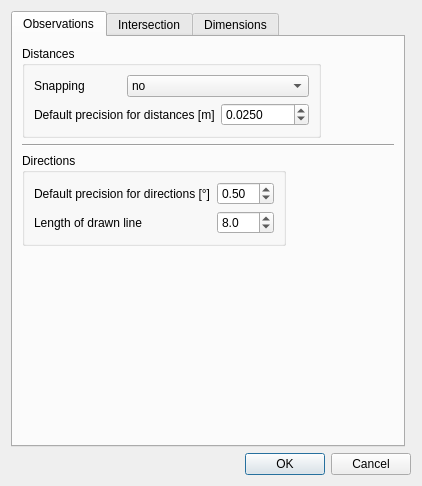
Old version of the form ui/ui_settings.ui in the repository 3nids/intersectit.
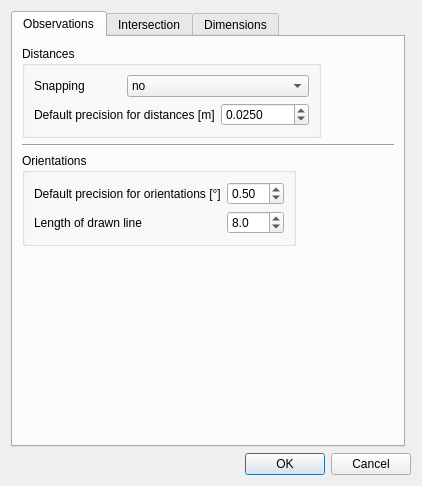
New version of the form. The open tabs and pages were chosen to show the change.

Commit message: rename direction to orientation

Diff of the .ui file:
```diff
--- a/ui/ui_settings.ui
+++ b/ui/ui_settings.ui
@@ -95,7 +95,7 @@
        <item row="2" column="0">
         <widget class="QGroupBox" name="groupBox_3">
          <property name="title">
-          <string>Directions</string>
+          <string>Orientations</string>
          </property>
          <layout class="QGridLayout" name="gridLayout_8">
           <item row="0" column="0">
@@ -104,7 +104,7 @@
              <bool>true</bool>
             </property>
             <property name="text">
-             <string>Default precision for directions [°]</string>
+             <string>Default precision for orientations [°]</string>
             </property>
            </widget>
           </item>
```
Left out of the diff: 4 changed lines with no effect on the pictures. The commit also changes 10 other files.
